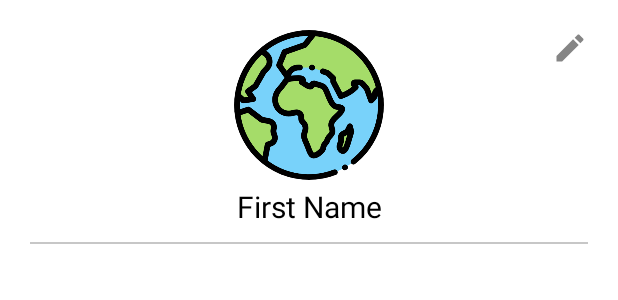
After one commit to Floatjitsu/Meet-A-Local, an Android app: the layout fragment_profile_user.xml on its own in the app's theme, with its tools: preview values and no code run, on a phone screen of 412 x 824 dp. The commit adds this screen. Shown: the top 300 px of the screen. Run offline under Robolectric (Android 15) with nearby library versions, the phone set to English and light mode, and no system bars.

Commit message:
created header layout for user profile fragment

```diff
--- /dev/null
+++ b/app/src/main/res/drawable/ic_edit_grey_24dp.xml
@@ -0,0 +1,5 @@
+<vector android:height="24dp" android:tint="#858585"
+    android:viewportHeight="24.0" android:viewportWidth="24.0"
+    android:width="24dp" xmlns:android="http://schemas.android.com/apk/res/android">
+    <path android:fillColor="#FF000000" android:pathData="M3,17.25V21h3.75L17.81,9.94l-3.75,-3.75L3,17.25zM20.71,7.04c0.39,-0.39 0.39,-1.02 0,-1.41l-2.34,-2.34c-0.39,-0.39 -1.02,-0.39 -1.41,0l-1.83,1.83 3.75,3.75 1.83,-1.83z"/>
+</vector>
--- /dev/null
+++ b/app/src/main/res/drawable/ic_flag_grey_24dp.xml
@@ -0,0 +1,5 @@
+<vector android:height="24dp" android:tint="#C7C7C7"
+    android:viewportHeight="24.0" android:viewportWidth="24.0"
+    android:width="24dp" xmlns:android="http://schemas.android.com/apk/res/android">
+    <path android:fillColor="#FF000000" android:pathData="M14.4,6L14,4H5v17h2v-7h5.6l0.4,2h7V6z"/>
+</vector>
--- /dev/null
+++ b/app/src/main/res/layout/fragment_profile_user.xml
@@ -0,0 +1,49 @@
+<?xml version="1.0" encoding="utf-8"?>
+<androidx.constraintlayout.widget.ConstraintLayout
+    xmlns:android="http://schemas.android.com/apk/res/android"
+    android:layout_width="match_parent"
+    android:layout_height="match_parent"
+    xmlns:app="http://schemas.android.com/apk/res-auto"
+    android:background="@color/colorSecondaryLight"
+    android:padding="20dp">
+
+    <ImageButton
+        android:layout_width="wrap_content"
+        android:layout_height="wrap_content"
+        app:layout_constraintTop_toTopOf="parent"
+        app:layout_constraintRight_toRightOf="parent"
+        android:background="@null"
+        android:src="@drawable/ic_edit_grey_24dp"
+        android:contentDescription="@string/profile_edit_profile"/>
+
+    <de.hdodenhof.circleimageview.CircleImageView
+        android:id="@+id/image_profile_picture"
+        android:layout_width="100dp"
+        android:layout_height="100dp"
+        app:layout_constraintTop_toTopOf="parent"
+        app:layout_constraintLeft_toLeftOf="parent"
+        app:layout_constraintRight_toRightOf="parent"
+        android:src="@drawable/image_earth"/>
+
+    <TextView
+        android:id="@+id/text_profile_first_name"
+        android:layout_width="wrap_content"
+        android:layout_height="wrap_content"
+        app:layout_constraintTop_toBottomOf="@id/image_profile_picture"
+        app:layout_constraintLeft_toLeftOf="parent"
+        app:layout_constraintRight_toRightOf="parent"
+        android:layout_marginTop="4dp"
+        android:textSize="20sp"
+        android:textColor="@color/textColor"
+        android:text="@string/sign_up_first_name"/>
+
+    <View
+        android:id="@+id/view_line_separator"
+        android:layout_width="match_parent"
+        android:layout_height="1dp"
+        app:layout_constraintTop_toBottomOf="@id/text_profile_first_name"
+        android:background="@color/colorSecondaryDark"
+        android:layout_marginTop="10dp"/>
+
+
+</androidx.constraintlayout.widget.ConstraintLayout>
--- a/app/src/main/res/values/strings.xml
+++ b/app/src/main/res/values/strings.xml
@@ -47,4 +47,7 @@
     <string name="country_item_country_name">Country Name</string>
     <string name="country_item_check_mark">Check Mark</string>
 
+    <!-- Profile User -->
+    <string name="profile_edit_profile">Edit Profile</string>
+
 </resources>
```
